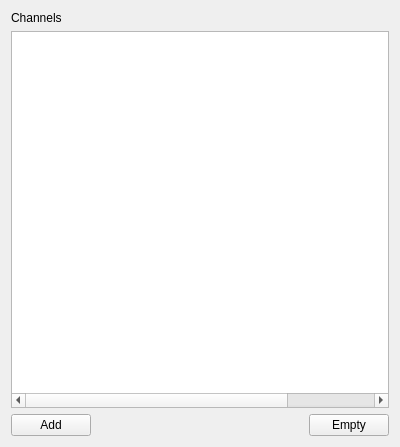
Above: QtTraceClient/UI/ChannelsMgnt.ui from cobreti/NyxTraceViewer before the change. Below: the same form after it.
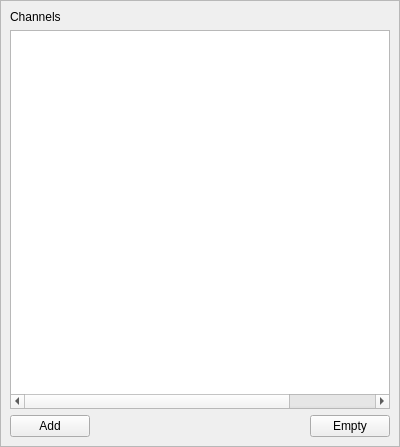
That is the form after the change. Icons and pictures are not drawn.

Commit message: Fixed linux project Added border to ChannelsMgnt popup

What changed in the file:
```diff
--- a/QtTraceClient/UI/ChannelsMgnt.ui
+++ b/QtTraceClient/UI/ChannelsMgnt.ui
@@ -13,7 +13,25 @@
   <property name="windowTitle">
    <string>Channels</string>
   </property>
+  <layout class="QGridLayout" name="gridLayout">
+   <property name="margin">
+    <number>0</number>
+   </property>
+   <item row="0" column="1">
+    <widget class="QFrame" name="frame">
+     <property name="frameShape">
+      <enum>QFrame::StyledPanel</enum>
+     </property>
+     <property name="frameShadow">
+      <enum>QFrame::Raised</enum>
+     </property>
   <layout class="QVBoxLayout" name="verticalLayout">
+      <property name="leftMargin">
+       <number>9</number>
+      </property>
+      <property name="topMargin">
+       <number>9</number>
+      </property>
    <item>
     <widget class="QLabel" name="ChannelsLabel">
      <property name="text">
@@ -91,7 +109,7 @@
        </property>
        <property name="sizeHint" stdset="0">
         <size>
-         <width>20</width>
+            <width>357</width>
          <height>20</height>
         </size>
        </property>
@@ -109,6 +127,9 @@
       </widget>
      </item>
     </layout>
+      </item>
+     </layout>
+    </widget>
    </item>
   </layout>
  </widget>
```
Lines whose indentation alone changed are shown as unchanged. The commit also changes 5 other files.
